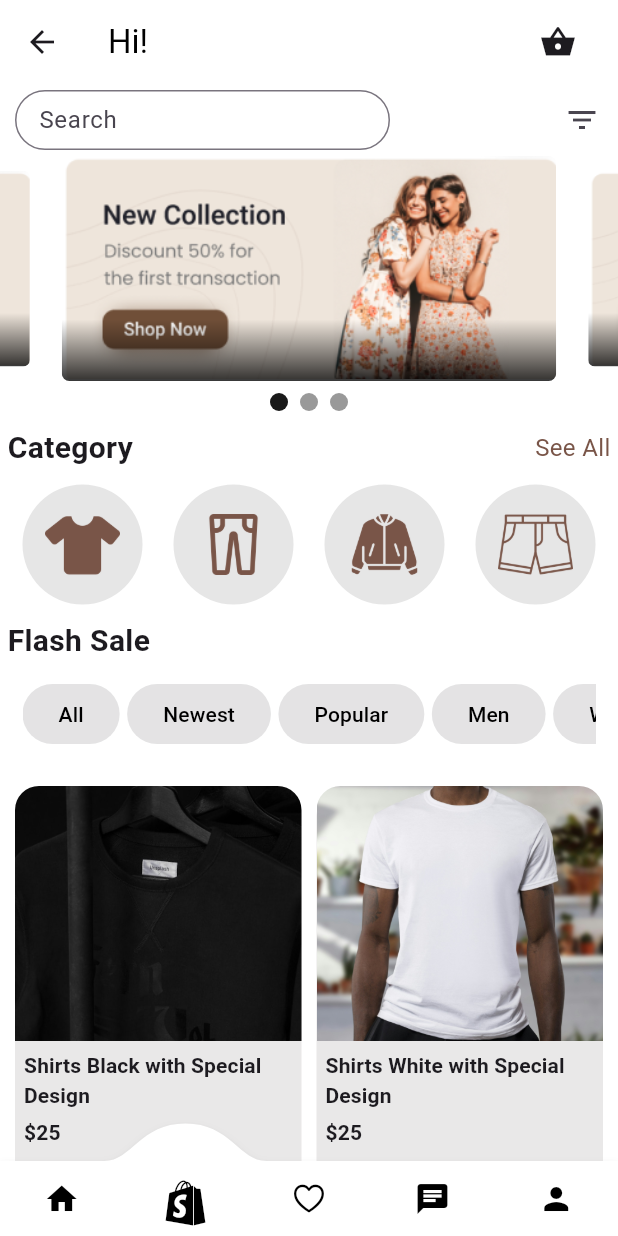
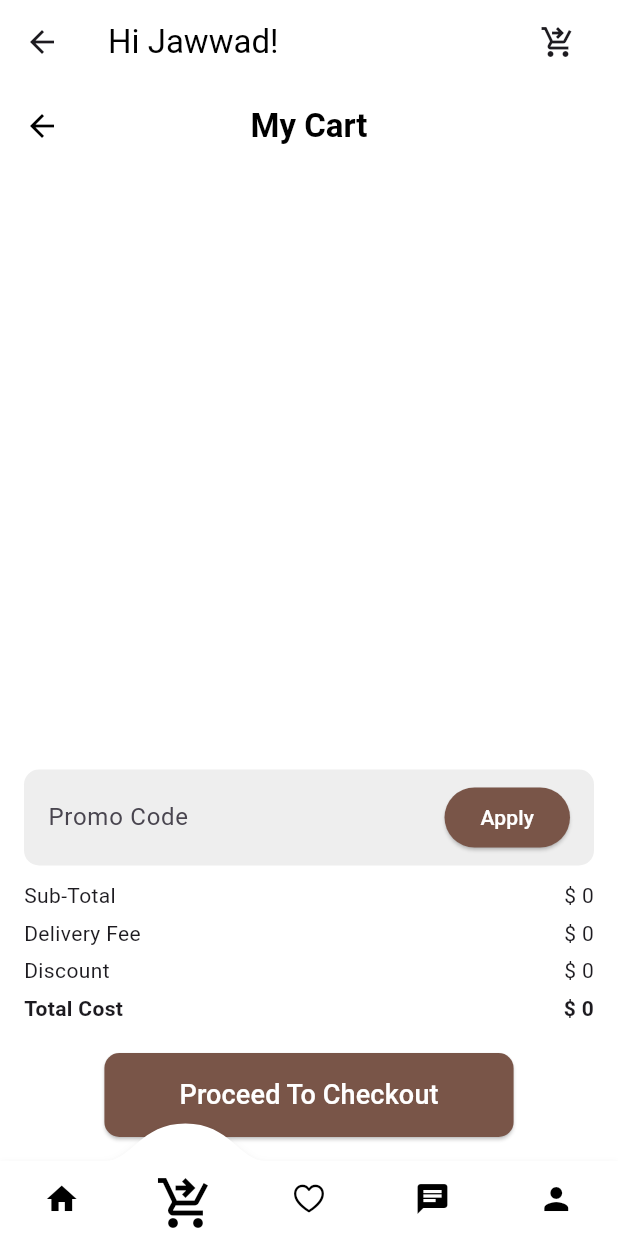
Before and after one commit to codewithjawad/E-commerce-App, a Flutter app: the HomeView screen opened directly, item 2 of the bottom bar chosen, on a phone screen of 412 x 824 dp. Run offline on Flutter 3.47's test engine with Material 3 defaults, Android fonts, the phone set to English and light mode, and no system bars; drawn by our look-alikes of carousel_slider, convex_bottom_bar.

Commit message:
created profile, cart pages

```diff
--- a/ecommerce_app/lib/Screens/Home/home_view.dart
+++ b/ecommerce_app/lib/Screens/Home/home_view.dart
@@ -1,5 +1,11 @@
+import 'package:convex_bottom_bar/convex_bottom_bar.dart';
 import 'package:ecommerce_app/Screens/Home/home_widgets/appbarview.dart';
 import 'package:ecommerce_app/Screens/Home/home_widgets/product.dart';
+import 'package:ecommerce_app/Screens/cart/cart.dart';
+import 'package:ecommerce_app/Screens/chat/chat.dart';
+import 'package:ecommerce_app/Screens/profile/profile.dart';
+import 'package:ecommerce_app/Screens/wishlist/wishlist.dart';
+import 'package:flutter/cupertino.dart';
 import 'package:flutter/material.dart';
 
 class HomeView extends StatefulWidget {
@@ -10,11 +16,42 @@ class HomeView extends StatefulWidget {
 }
 
 class _HomeViewState extends State<HomeView> {
+  int _currentIndex = 0;
+
+  final List<Widget> _pages = [
+    const Product(),
+    const Cart(),
+    const Wishlist(),
+    const Chat(),
+    const Profile(),
+  ];
+
+  void _onTabTapped(int index) {
+    setState(() {
+      _currentIndex = index;
+    });
+  }
+
   @override
   Widget build(BuildContext context) {
-    return const Scaffold(
-      appBar: Appbarview(),
-      body: Product(),
+    return Scaffold(
+      appBar: const Appbarview(),
+      body: _pages[_currentIndex],
+      bottomNavigationBar: ConvexAppBar(
+        style: TabStyle.custom,
+        color: Colors.black,
+        backgroundColor: Colors.white,
+        activeColor: Colors.black,
+        items: const [
+          TabItem(icon: Icons.home),
+          TabItem(icon: Icons.shopping_cart_checkout),
+          TabItem(icon: CupertinoIcons.heart),
+          TabItem(icon: Icons.chat),
+          TabItem(icon: Icons.person),
+        ],
+        initialActiveIndex: _currentIndex, // Set initial active index
+        onTap: _onTabTapped, // Call this method when a tab is tapped
+      ),
     );
   }
 }
--- a/ecommerce_app/lib/Screens/Home/home_widgets/appbarview.dart
+++ b/ecommerce_app/lib/Screens/Home/home_widgets/appbarview.dart
@@ -1,3 +1,4 @@
+import 'package:ecommerce_app/Screens/cart/cart.dart';
 import 'package:flutter/material.dart';
 
 class Appbarview extends StatelessWidget implements PreferredSizeWidget {
@@ -9,13 +10,16 @@ class Appbarview extends StatelessWidget implements PreferredSizeWidget {
       backgroundColor: Colors.white,
       title: Row(
         children: [
-          const Text("Hi!", style: TextStyle(color: Colors.black)),
+          const Text("Hi Jawwad!", style: TextStyle(color: Colors.black)),
           const Spacer(),
           ClipOval(
             child: IconButton(
-              icon: const Icon(Icons.shopping_basket_sharp),
+              icon: const Icon(Icons.shopping_cart_checkout),
               onPressed: () {
-                // Add your notification action here
+                Navigator.push(
+                  context,
+                  MaterialPageRoute(builder: (context) => const Cart()),
+                );
               },
             ),
           ),
--- a/ecommerce_app/lib/Screens/Home/home_widgets/gridview.dart
+++ b/ecommerce_app/lib/Screens/Home/home_widgets/gridview.dart
@@ -63,9 +63,7 @@ class _GridviewwidgetState extends State<Gridviewwidget> {
                   mainAxisAlignment: MainAxisAlignment.spaceBetween,
                   children: [
                     IconButton(
-                      onPressed: () => {
-
-                      },
+                      onPressed: () => {},
                       icon: const Icon(CupertinoIcons.heart),
                     ),
                     Row(
@@ -73,8 +71,9 @@ class _GridviewwidgetState extends State<Gridviewwidget> {
                         IconButton(
                           onPressed: () => "",
                           icon: const Icon(Icons.star),
+                          color: Colors.amber[600],
                         ),
-                        const Text("4.9")
+                        Text("${productmap.elementAt(widget.i)['rating']}")
                       ],
                     ),
                   ],
--- a/ecommerce_app/lib/Screens/Home/home_widgets/product.dart
+++ b/ecommerce_app/lib/Screens/Home/home_widgets/product.dart
@@ -2,9 +2,7 @@ import 'package:ecommerce_app/Screens/Home/home_widgets/category.dart';
 import 'package:ecommerce_app/Screens/Home/home_widgets/gridview.dart';
 import 'package:ecommerce_app/Screens/Home/home_widgets/slider.dart';
 import 'package:ecommerce_app/Screens/Home/productmap.dart';
-import 'package:flutter/cupertino.dart';
 import 'package:flutter/material.dart';
-import 'package:convex_bottom_bar/convex_bottom_bar.dart';
 
 class Product extends StatefulWidget {
   const Product({super.key});
@@ -75,20 +73,6 @@ class _ProductState extends State<Product> {
           ],
         ),
       ),
-      bottomNavigationBar: ConvexAppBar(
-        style: TabStyle.custom,
-        color: Colors.black,
-        backgroundColor: Colors.white,
-        activeColor: Colors.black,
-        items: const [
-          TabItem(icon: Icons.home),
-          TabItem(icon: Icons.shopify),
-          TabItem(icon: CupertinoIcons.heart),
-          TabItem(icon: Icons.chat),
-          TabItem(icon: Icons.person),
-        ],
-        initialActiveIndex: 0,
-      ),
     );
   }
 }
--- a/ecommerce_app/lib/Screens/Welcome/welcome_screen.dart
+++ b/ecommerce_app/lib/Screens/Welcome/welcome_screen.dart
@@ -9,6 +9,7 @@ class WelcomeScreen extends StatelessWidget {
   Widget build(BuildContext context) {
     return Scaffold(
       body: SafeArea(
+          child: SingleChildScrollView(
         child: Container(
           padding: const EdgeInsets.only(top: 40, left: 15),
           height: MediaQuery.of(context).size.height,
@@ -17,7 +18,7 @@ class WelcomeScreen extends StatelessWidget {
             children: [Imgwidget(), Bottomwidget()],
           ),
         ),
-      ),
+      )),
     );
   }
 }
--- /dev/null
+++ b/ecommerce_app/lib/Screens/cart/cart.dart
@@ -0,0 +1,176 @@
+import 'package:flutter/material.dart';
+
+class Cart extends StatelessWidget {
+  const Cart({super.key});
+
+  @override
+  Widget build(BuildContext context) {
+    return Scaffold(
+      appBar: AppBar(
+        title: const Text('My Cart',
+            style: TextStyle(
+                color: Colors.black,
+                fontSize: 22,
+                fontWeight: FontWeight.bold)),
+        centerTitle: true,
+        backgroundColor: Colors.transparent,
+        elevation: 0,
+        iconTheme: const IconThemeData(color: Colors.black),
+      ),
+      body: Column(
+        children: [
+          // Cart Items
+          Expanded(
+            child: ListView(
+              children: const [],
+            ),
+          ),
+          // Promo Code Section
+          Padding(
+            padding: const EdgeInsets.all(16.0),
+            child: Column(
+              crossAxisAlignment: CrossAxisAlignment.start,
+              children: [
+                Container(
+                  padding:
+                      const EdgeInsets.symmetric(vertical: 8, horizontal: 16),
+                  decoration: BoxDecoration(
+                    color: Colors.grey[200],
+                    borderRadius: BorderRadius.circular(10),
+                  ),
+                  child: Row(
+                    children: [
+                      const Expanded(
+                        child: TextField(
+                          decoration: InputDecoration(
+                            border: InputBorder.none,
+                            hintText: 'Promo Code',
+                          ),
+                        ),
+                      ),
+                      ElevatedButton(
+                        onPressed: () {},
+                        style: ElevatedButton.styleFrom(
+                          backgroundColor: Colors.brown,
+                          shape: RoundedRectangleBorder(
+                            borderRadius: BorderRadius.circular(20),
+                          ),
+                        ),
+                        child: const Text(
+                          'Apply',
+                          style: TextStyle(color: Colors.white),
+                        ),
+                      ),
+                    ],
+                  ),
+                ),
+                const SizedBox(height: 10),
+                // Price Summary
+                const Row(
+                  mainAxisAlignment: MainAxisAlignment.spaceBetween,
+                  children: [
+                    Text('Sub-Total'),
+                    Text('\$ 0'),
+                  ],
+                ),
+                const SizedBox(height: 5),
+                const Row(
+                  mainAxisAlignment: MainAxisAlignment.spaceBetween,
+                  children: [
+                    Text('Delivery Fee'),
+                    Text('\$ 0'),
+                  ],
+                ),
+                const SizedBox(height: 5),
+                const Row(
+                  mainAxisAlignment: MainAxisAlignment.spaceBetween,
+                  children: [
+                    Text('Discount'),
+                    Text('\$ 0'),
+                  ],
+                ),
+                const SizedBox(height: 5),
+                const Row(
+                  mainAxisAlignment: MainAxisAlignment.spaceBetween,
+                  children: [
+                    Text('Total Cost',
+                        style: TextStyle(fontWeight: FontWeight.bold)),
+                    Text('\$ 0', style: TextStyle(fontWeight: FontWeight.bold)),
+                  ],
+                ),
+                const SizedBox(height: 20),
+                // Checkout Button
+                Center(
+                  child: ElevatedButton(
+                    onPressed: () {},
+                    style: ElevatedButton.styleFrom(
+                      backgroundColor: Colors.brown,
+                      padding: const EdgeInsets.symmetric(
+                          horizontal: 50, vertical: 15),
+                      shape: RoundedRectangleBorder(
+                        borderRadius: BorderRadius.circular(10),
+                      ),
+                    ),
+                    child: const Text(
+                      'Proceed To Checkout',
+                      style: TextStyle(color: Colors.white, fontSize: 18),
+                    ),
+                  ),
+                ),
+              ],
+            ),
+          ),
+        ],
+      ),
+    );
+  }
+
+  // Cart Item Widget
+  Widget cartItem(String title, String price, String imagePath, int quantity) {
+    return Padding(
+      padding: const EdgeInsets.symmetric(horizontal: 16.0, vertical: 10),
+      child: Row(
+        children: [
+          // Image
+          Container(
+            height: 60,
+            width: 60,
+            decoration: BoxDecoration(
+              borderRadius: BorderRadius.circular(10),
+              image: DecorationImage(
+                image: AssetImage(imagePath), // replace with your image path
+                fit: BoxFit.cover,
+              ),
+            ),
+          ),
+          const SizedBox(width: 10),
+          // Title and Price
+          Expanded(
+            child: Column(
+              crossAxisAlignment: CrossAxisAlignment.start,
+              children: [
+                Text(title,
+                    style: const TextStyle(fontWeight: FontWeight.bold)),
+                Text(price, style: const TextStyle(color: Colors.grey)),
+              ],
+            ),
+          ),
+          // Quantity Adjustment Buttons
+          Row(
+            children: [
+              IconButton(
+                onPressed: () {}, // Decrease Quantity
+                icon: const Icon(Icons.remove_circle_outline),
+              ),
+              Text('$quantity'),
+              IconButton(
+                onPressed: () {}, // Increase Quantity
+                icon: const Icon(Icons.add_circle_outline),
+              ),
+            ],
+          ),
+        ],
+      ),
+    );
+  }
+}
```
Also changed, not shown: ecommerce_app/lib/Screens/Home/productmap.dart (+12 -6 lines), ecommerce_app/lib/Screens/chat/chat.dart (added, +17 -0 lines), ecommerce_app/lib/Screens/profile/profile.dart (added, +98 -0 lines), ecommerce_app/lib/Screens/wishlist/wishlist.dart (added, +17 -0 lines).
